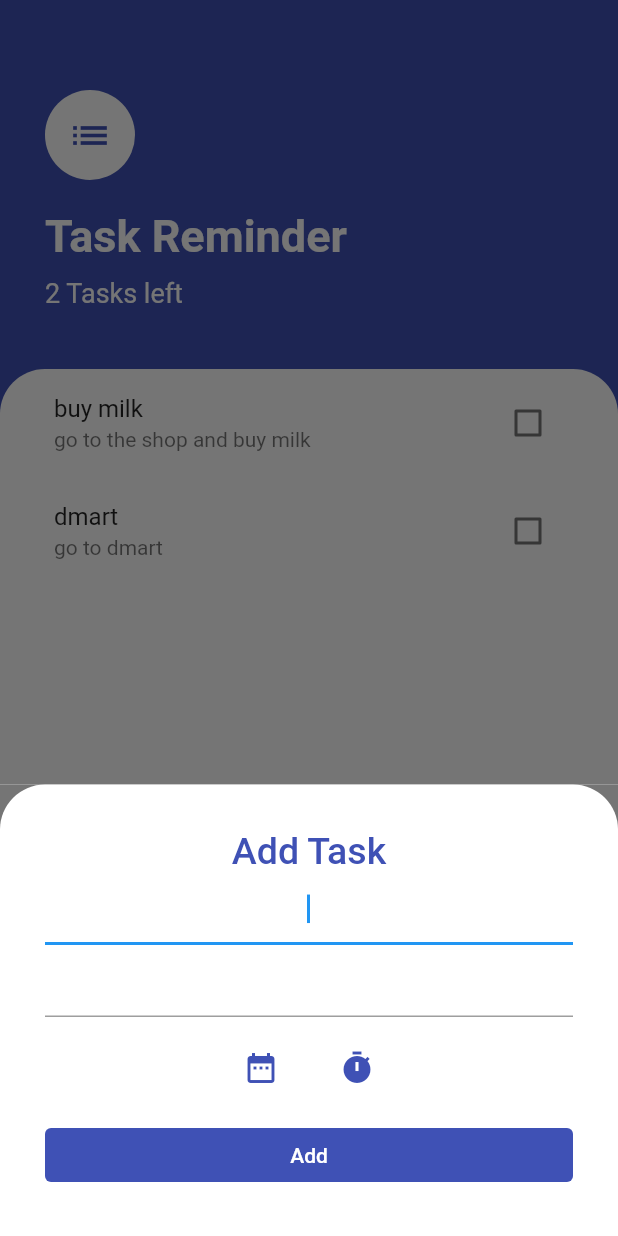
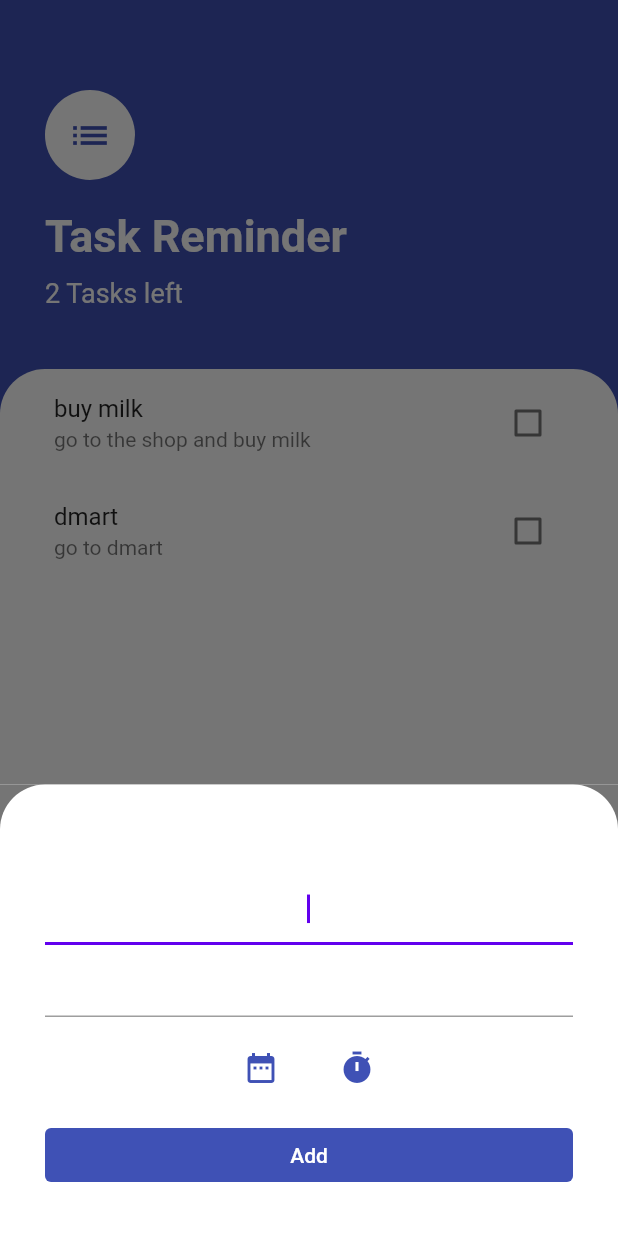
Before and after one commit to SheralDsouza57/task_reminder, a Flutter app: the screen it shows after launch, after a tap on the "add" icon, on a phone screen of 412 x 824 dp. Run offline on Flutter 3.47's test engine with Material 2 defaults, Android fonts, the phone set to English and light mode, and no system bars.

Commit message:
Light and Dark modes

```diff
--- a/lib/main.dart
+++ b/lib/main.dart
@@ -2,6 +2,7 @@ import 'package:flutter/material.dart';
 import 'package:provider/provider.dart';
 import 'package:task_reminder/models/tasks_data.dart';
 import 'screens/task_screen.dart';
+import 'themes/theme_class.dart';
 
 void main() {
   runApp(const MyApp());
@@ -17,7 +18,10 @@ class MyApp extends StatelessWidget {
       // create: (BuildContext context) {
       //   TaskData();
       // },
-      child: const MaterialApp(
+      child: MaterialApp(
+        themeMode: ThemeMode.system,
+        theme: ThemeClass.lightTheme,
+        darkTheme: ThemeClass.darkTheme,
         home: TaskScreen(),
       ),
     );
--- a/lib/screens/add_task_screen.dart
+++ b/lib/screens/add_task_screen.dart
@@ -15,7 +15,8 @@ class AddTaskScreen extends StatelessWidget {
       child: Container(
         padding: EdgeInsets.all(30),
         decoration: BoxDecoration(
-            color: Colors.white,
+            color: Theme.of(context).primaryColor,
+            // color: Colors.white,
             borderRadius: BorderRadius.only(
                 topLeft: Radius.circular(30), topRight: Radius.circular(30))),
         child: Column(
@@ -27,7 +28,8 @@ class AddTaskScreen extends StatelessWidget {
               textAlign: TextAlign.center,
               style: TextStyle(
                   fontSize: 25,
-                  color: Colors.indigo,
+                  // color: Colors.indigo
+                  color: Theme.of(context).primaryColor,
                   fontWeight: FontWeight.w500),
             ),
             TextField(
@@ -60,7 +62,8 @@ class AddTaskScreen extends StatelessWidget {
                   },
                   child: Icon(
                     Icons.date_range,
-                    color: Colors.indigo,
+                    color: Theme.of(context).appBarTheme.backgroundColor,
+                    // color: Colors.indigo,
                   ),
                 ),
                 TextButton(
@@ -69,7 +72,9 @@ class AddTaskScreen extends StatelessWidget {
                   },
                   child: Icon(
                     Icons.timer,
-                    color: Colors.indigo,
+                    color: Theme.of(context).appBarTheme.backgroundColor,
+
+                    // color: Colors.indigo,
                   ),
                 )
               ],
@@ -80,8 +85,12 @@ class AddTaskScreen extends StatelessWidget {
             TextButton(
               style: ButtonStyle(
                 backgroundColor:
-                    MaterialStateProperty.all<Color>(Colors.indigo),
-                foregroundColor: MaterialStateProperty.all<Color>(Colors.white),
+                    // MaterialStateProperty.all<Color>(Colors.indigo),
+                    MaterialStateProperty.all<Color>(
+                        Theme.of(context).appBarTheme.backgroundColor!),
+                // foregroundColor: MaterialStateProperty.all<Color>(Colors.white),
+                foregroundColor: MaterialStateProperty.all<Color>(
+                    Theme.of(context).primaryColor),
               ),
               onPressed: () {
                 // print(newTaskTitle);
--- a/lib/screens/task_screen.dart
+++ b/lib/screens/task_screen.dart
@@ -10,7 +10,8 @@ class TaskScreen extends StatelessWidget {
   @override
   Widget build(BuildContext context) {
     return Scaffold(
-      backgroundColor: Colors.indigo,
+      // backgroundColor: Colors.indigo,
+      backgroundColor: Theme.of(context).appBarTheme.backgroundColor,
       body: Column(
         crossAxisAlignment: CrossAxisAlignment.start,
         children: [
@@ -20,19 +21,21 @@ class TaskScreen extends StatelessWidget {
               crossAxisAlignment: CrossAxisAlignment.start,
               children: [
                 CircleAvatar(
-                  child: Icon(
-                    Icons.list,
-                    size: 30,
-                    color: Colors.indigo,
-                  ),
-                  backgroundColor: Colors.white,
+                  child: Icon(Icons.list,
+                      size: 30,
+                      color: Theme.of(context).appBarTheme.backgroundColor
+                      // color: Colors.indigo,
+                      ),
+                  // backgroundColor: Colors.white,
+                  backgroundColor: Theme.of(context).primaryColor,
                   radius: 30,
                 ),
                 SizedBox(height: 20),
                 Text(
                   'Task Reminder',
                   style: TextStyle(
-                      color: Colors.white,
+                      color: Theme.of(context).primaryColor,
+                      // color: Colors.white,
                       fontSize: 30,
                       fontWeight: FontWeight.w700),
                 ),
@@ -41,7 +44,9 @@ class TaskScreen extends StatelessWidget {
                 ),
                 Text(
                   '${Provider.of<TaskData>(context).taskCount} Tasks left',
-                  style: TextStyle(color: Colors.white, fontSize: 18),
+                  style: TextStyle(
+                      color: Theme.of(context).primaryColor, fontSize: 18),
+                  // style: TextStyle(color: Colors.white, fontSize: 18),
                 ),
                 SizedBox(
                   height: 10,
@@ -53,7 +58,8 @@ class TaskScreen extends StatelessWidget {
             child: Container(
               padding: EdgeInsets.symmetric(horizontal: 20),
               decoration: BoxDecoration(
-                color: Colors.white,
+                color: Theme.of(context).primaryColor,
+                // color: Colors.white,
                 borderRadius: BorderRadius.only(
                   topLeft: Radius.circular(30),
                   topRight: Radius.circular(30),
@@ -82,8 +88,12 @@ class TaskScreen extends StatelessWidget {
 
             print('pressed');
           },
-          backgroundColor: Colors.indigo,
-          child: Icon(Icons.add),
+          backgroundColor: Theme.of(context).appBarTheme.backgroundColor,
+          // backgroundColor: Colors.indigo,
+          child: Icon(
+            Icons.add,
+            color: Theme.of(context).primaryColor,
+          ),
         ),
       ),
     );
--- /dev/null
+++ b/lib/themes/theme_class.dart
@@ -0,0 +1,17 @@
+import 'package:flutter/material.dart';
+
+class ThemeClass {
+  static ThemeData lightTheme = ThemeData(
+      primaryColor: Colors.white,
+      colorScheme: ColorScheme.light(),
+      appBarTheme: AppBarTheme(
+        backgroundColor: Colors.indigo,
+      ));
+
+  static ThemeData darkTheme = ThemeData(
+      primaryColor: Colors.purple.shade200,
+      colorScheme: ColorScheme.dark(),
+      appBarTheme: AppBarTheme(
+        backgroundColor: Colors.black,
+      ));
+}
--- a/lib/widgets/task_tile.dart
+++ b/lib/widgets/task_tile.dart
@@ -29,7 +29,8 @@ class TaskTile extends StatelessWidget {
         ),
         trailing: Checkbox(
           value: isChecked,
-          activeColor: Colors.indigo,
+          activeColor: Theme.of(context).appBarTheme.backgroundColor,
+          // activeColor: Colors.indigo,
           onChanged: checkboxCallback,
         ));
   }
```
